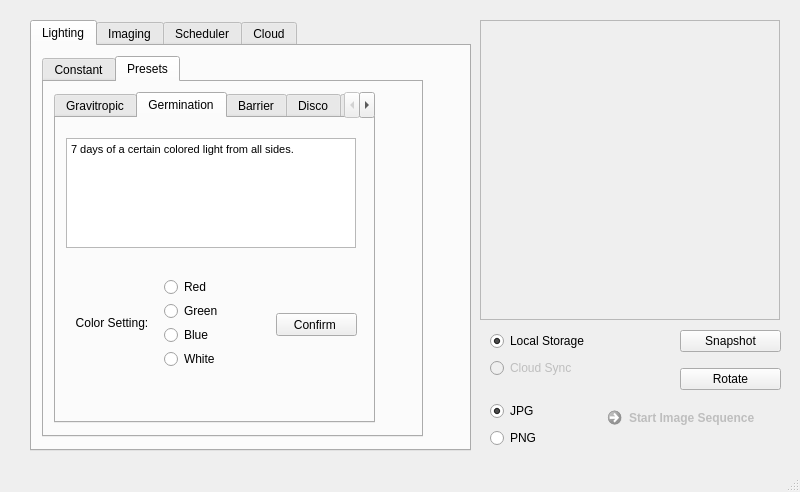
First picture: the form in _ui/FlashLapse_CP.ui, repository CoSE-Jerry/Flashlapse_NEO, before the edit.
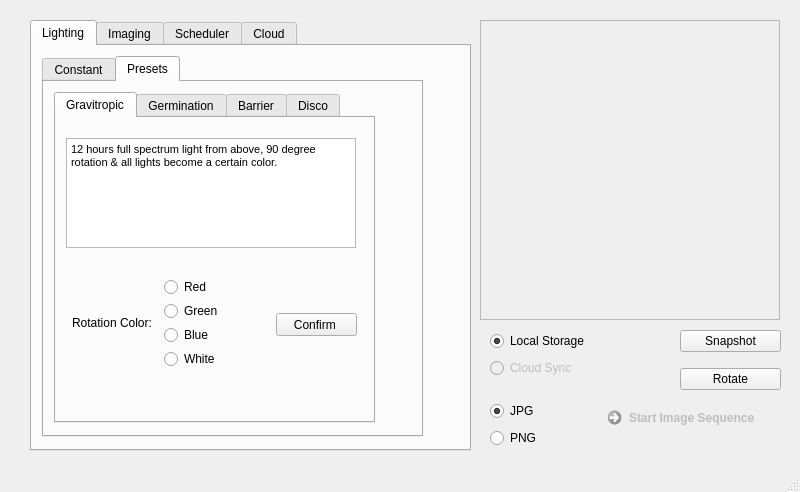
Second picture: the form after the edit. The open tabs and pages were chosen to show the change. Icons and pictures are not drawn.

```diff
--- a/_ui/FlashLapse_CP.ui
+++ b/_ui/FlashLapse_CP.ui
@@ -332,7 +332,7 @@
          </rect>
         </property>
         <property name="currentIndex">
-         <number>1</number>
+         <number>0</number>
         </property>
         <widget class="QWidget" name="Gravitropic">
          <attribute name="title">
@@ -619,11 +619,6 @@
           </property>
          </widget>
         </widget>
-        <widget class="QWidget" name="tab_2">
-         <attribute name="title">
-          <string>Page</string>
-         </attribute>
-        </widget>
        </widget>
       </widget>
      </widget>
```
